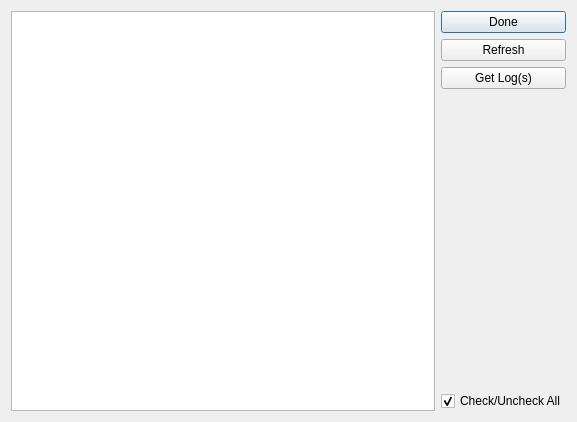
Above: src/uas/LogDownloadDialog.ui from ArduPilot/apm_planner before the change. Below: the same form after it.
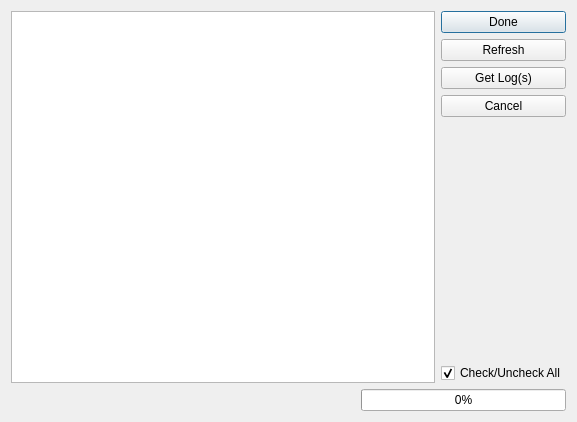
That is the form after the change.

Commit message: Final Fixes to Log Download over MAVLink

What changed in the file:
```diff
--- a/src/uas/LogDownloadDialog.ui
+++ b/src/uas/LogDownloadDialog.ui
@@ -13,6 +13,8 @@
   <property name="windowTitle">
    <string>Log Download</string>
   </property>
+  <layout class="QVBoxLayout" name="verticalLayout_3">
+   <item>
   <layout class="QVBoxLayout" name="verticalLayout_2">
    <item>
     <layout class="QHBoxLayout" name="horizontalLayout">
@@ -42,6 +44,13 @@
          </property>
         </widget>
        </item>
+         <item>
+          <widget class="QPushButton" name="cancelPushButton">
+           <property name="text">
+            <string>Cancel</string>
+           </property>
+          </widget>
+         </item>
        <item>
         <spacer name="verticalSpacer">
          <property name="orientation">
@@ -62,6 +71,54 @@
          </property>
          <property name="checked">
           <bool>true</bool>
+           </property>
+          </widget>
+         </item>
+        </layout>
+       </item>
+      </layout>
+     </item>
+     <item>
+      <layout class="QHBoxLayout" name="horizontalLayout_2">
+       <item>
+        <spacer name="horizontalSpacer">
+         <property name="orientation">
+          <enum>Qt::Horizontal</enum>
+         </property>
+         <property name="sizeHint" stdset="0">
+          <size>
+           <width>108</width>
+           <height>20</height>
+          </size>
+         </property>
+        </spacer>
+       </item>
+       <item>
+        <widget class="QLabel" name="statusLabel">
+         <property name="minimumSize">
+          <size>
+           <width>120</width>
+           <height>0</height>
+          </size>
+         </property>
+         <property name="text">
+          <string/>
+         </property>
+         <property name="alignment">
+          <set>Qt::AlignRight|Qt::AlignTrailing|Qt::AlignVCenter</set>
+         </property>
+        </widget>
+       </item>
+       <item>
+        <widget class="QProgressBar" name="progressBar">
+         <property name="maximumSize">
+          <size>
+           <width>205</width>
+           <height>16777215</height>
+          </size>
+         </property>
+         <property name="value">
+          <number>0</number>
          </property>
         </widget>
        </item>
```
Lines whose indentation alone changed are shown as unchanged. The commit also changes 2 other files.
